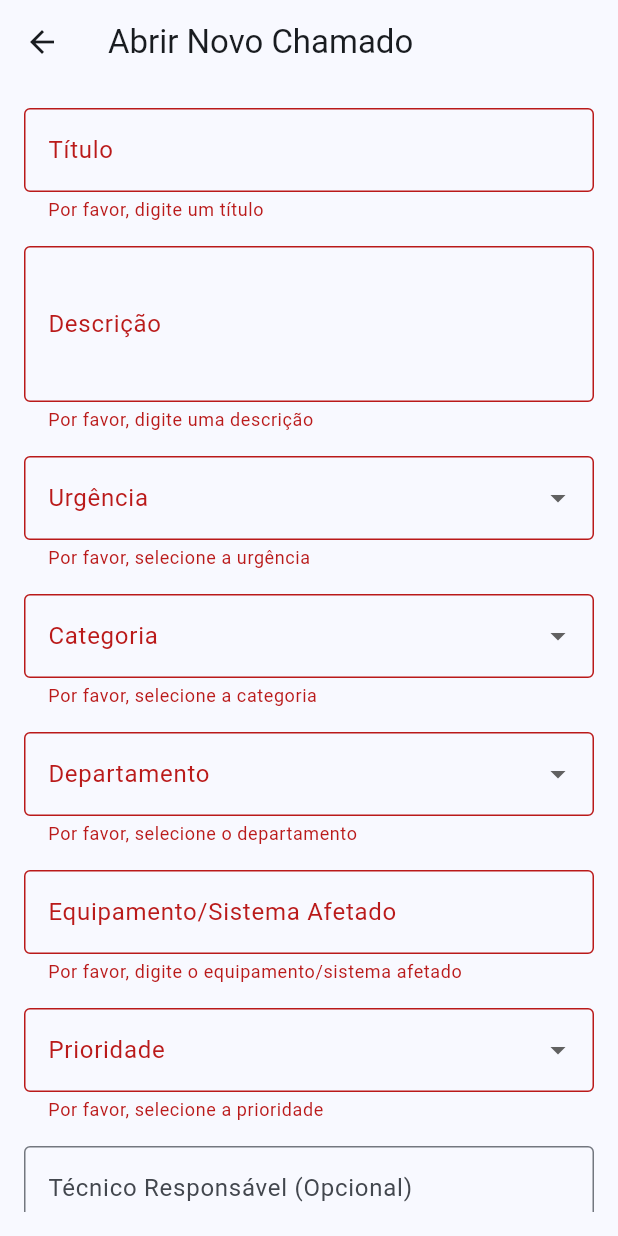
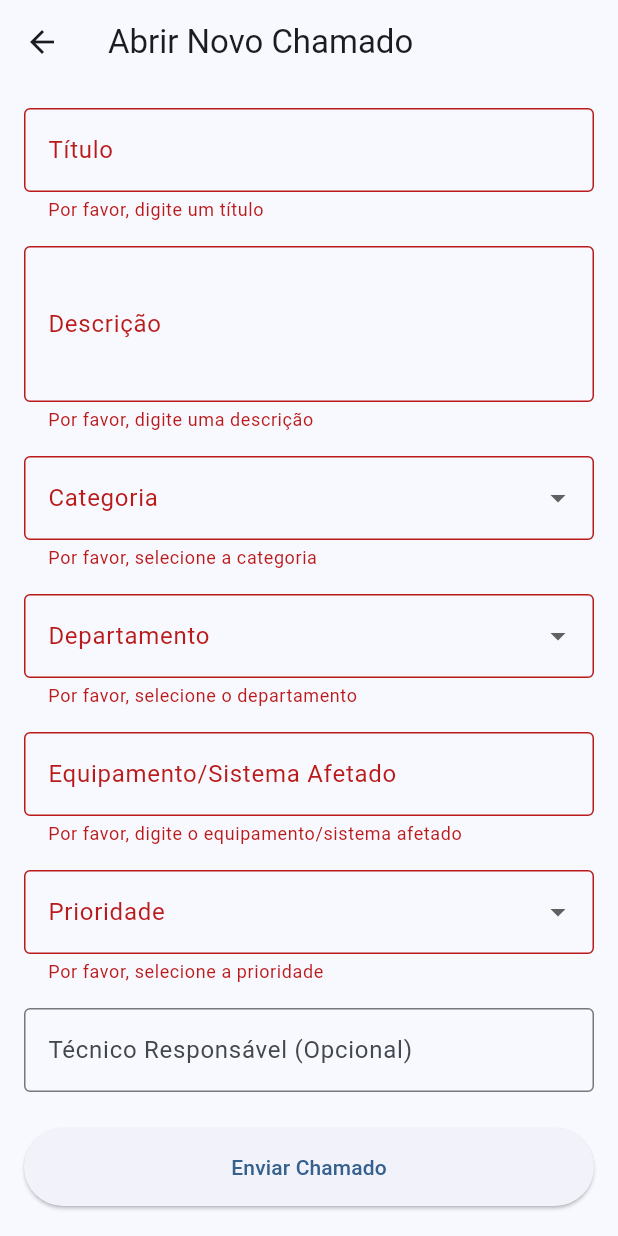
Before and after one commit to petersonhernandez4495/AtendimentoTISUPER, a Flutter app: the NovoChamadoScreen screen opened directly, after a tap on "Enviar Chamado", on a phone screen of 412 x 824 dp. Run offline on Flutter 3.47's test engine with Material 3 defaults, Android fonts, the phone set to English and light mode, and no system bars; our stand-ins replace cloud_firestore, firebase_auth, firebase_core; accounts and stored records are empty.

Commit message:
Update novo_chamado_screen.dart

```diff
--- a/atendimento_ti_seduc/lib/novo_chamado_screen.dart
+++ b/atendimento_ti_seduc/lib/novo_chamado_screen.dart
@@ -1,6 +1,10 @@
 // lib/novo_chamado_screen.dart
+import 'package:atendimento_ti_seduc/lista_chamados_screen.dart'; // <--- IMPORT ADICIONADO
 import 'package:flutter/material.dart';
 import 'package:cloud_firestore/cloud_firestore.dart';
+// Importe a tela da lista de chamados para poder navegar para ela
+// Certifique-se que o caminho do import está correto
+// import 'lista_chamados_screen.dart';
 
 class NovoChamadoScreen extends StatefulWidget {
   const NovoChamadoScreen({super.key});
@@ -11,65 +15,109 @@ class NovoChamadoScreen extends StatefulWidget {
 
 class _NovoChamadoScreenState extends State<NovoChamadoScreen> {
   final _formKey = GlobalKey<FormState>();
+  // Controllers e variáveis de estado (mantidos do seu código)
   final _tituloController = TextEditingController();
   final _descricaoController = TextEditingController();
-  String? _urgenciaSelecionada; // Mantendo Urgência por enquanto
+  String? _urgenciaSelecionada; // Você pode remover 'Urgência' se 'Prioridade' for suficiente
   String? _categoriaSelecionada;
   String? _departamentoSelecionado;
   final _equipamentoController = TextEditingController();
   String? _prioridadeSelecionada;
-  final _tecnicoResponsavelController = TextEditingController();
+  final _tecnicoResponsavelController = TextEditingController(); // Opcional
 
+  // Listas para Dropdowns (mantidas do seu código)
   final List<String> _niveisUrgencia = ['Baixa', 'Média', 'Alta'];
   final List<String> _categorias = ['Hardware', 'Software', 'Rede', 'Acesso', 'Outro'];
   final List<String> _departamentos = [
-    'Lotação',
-    'Recursos Humanos',
-    'GFISC',
-    'NTE',
-    'Transporte Escolar',
-    'ADM/Financeiro/Nutrição',
-    'LIE',
-    'Inspeção Escolar',
-    'Pedagógico',
+    'Lotação', 'Recursos Humanos', 'GFISC', 'NTE', 'Transporte Escolar',
+    'ADM/Financeiro/Nutrição', 'LIE', 'Inspeção Escolar', 'Pedagógico',
   ];
+  // Ajuste: Prioridade pode ser diferente de Urgência. Mantenha ambas se necessário.
   final List<String> _prioridades = ['Baixa', 'Média', 'Alta', 'Crítica'];
 
+  // Dispose controllers quando o widget for descartado
+  @override
+  void dispose() {
+    _tituloController.dispose();
+    _descricaoController.dispose();
+    _equipamentoController.dispose();
+    _tecnicoResponsavelController.dispose();
+    super.dispose();
+  }
+
+  // Função atualizada para enviar chamado
   Future<void> _enviarChamado() async {
+    // 1. Valida o formulário
     if (_formKey.currentState!.validate()) {
-      final chamadosCollection = FirebaseFirestore.instance.collection('chamados');
+      // 2. Mostra diálogo de carregamento
+      showDialog(
+        context: context,
+        barrierDismissible: false,
+        builder: (BuildContext context) {
+          return const Dialog(
+            child: Padding(
+              padding: EdgeInsets.all(20.0),
+              child: Row(
+                mainAxisSize: MainAxisSize.min,
+                children: [
+                  CircularProgressIndicator(),
+                  SizedBox(width: 20),
+                  Text("Enviando chamado..."),
+                ],
+              ),
+            ),
+          );
+        },
+      );
+
+      // 3. Prepara os dados para o Firestore
+      final dadosChamado = {
+        'titulo': _tituloController.text.trim(),
+        'descricao': _descricaoController.text.trim(),
+        // 'urgencia': _urgenciaSelecionada, // Descomente se ainda usar urgência
+        'categoria': _categoriaSelecionada,
+        'departamento': _departamentoSelecionado,
+        'equipamento': _equipamentoController.text.trim(),
+        'prioridade': _prioridadeSelecionada, // Usando prioridade
+        'tecnico_responsavel': _tecnicoResponsavelController.text.trim().isEmpty
+            ? null // Salva null se vazio
+            : _tecnicoResponsavelController.text.trim(),
+        'status': 'aberto', // Status inicial
+        'data_criacao': FieldValue.serverTimestamp(), // Usa timestamp do servidor
+        'data_atualizacao': FieldValue.serverTimestamp(), // Data da última atualização
+        // 'userId': FirebaseAuth.instance.currentUser?.uid, // Exemplo: Adicionar ID do usuário logado
+      };
+
+      // 4. Tenta salvar no Firestore
       try {
-        await chamadosCollection.add({
-          'titulo': _tituloController.text.trim(),
-          'descricao': _descricaoController.text.trim(),
-          'urgencia': _urgenciaSelecionada,
-          'categoria': _categoriaSelecionada,
-          'departamento': _departamentoSelecionado,
-          'equipamento': _equipamentoController.text.trim(),
-          'prioridade': _prioridadeSelecionada,
-          'tecnico_responsavel': _tecnicoResponsavelController.text.trim(),
-          'status': 'aberto',
-          'data_criacao': Timestamp.now(),
-          // Adicione o ID do usuário logado aqui posteriormente
-        });
-        ScaffoldMessenger.of(context).showSnackBar(const SnackBar(content: Text('Chamado aberto com sucesso!')));
-        _tituloController.clear();
-        _descricaoController.clear();
-        _equipamentoController.clear();
-        _tecnicoResponsavelController.clear();
-        setState(() {
-          _urgenciaSelecionada = null;
-          _categoriaSelecionada = null;
-          _departamentoSelecionado = null;
-          _prioridadeSelecionada = null;
-        });
+        final chamadosCollection = FirebaseFirestore.instance.collection('chamados');
+        await chamadosCollection.add(dadosChamado);
 
-        // Navegar de volta para a lista de chamados
-        Navigator.pushReplacementNamed(context, '/lista_chamados');
+        // 5. Fecha o diálogo de carregamento (SUCESSO)
+        // Usar rootNavigator: true é importante para fechar diálogos sobrepostos
+        if (mounted) Navigator.of(context, rootNavigator: true).pop();
 
+        // 6. Mostra mensagem de sucesso
+        if (mounted) {
+          ScaffoldMessenger.of(context).showSnackBar(
+              const SnackBar(content: Text('Chamado aberto com sucesso!')));
+
+          // 7. Navega para a Lista de Chamados, removendo as telas anteriores
+          Navigator.of(context).pushAndRemoveUntil(
+            MaterialPageRoute(builder: (context) => const ListaChamadosScreen()),
+            (Route<dynamic> route) => false, // Remove todas as rotas anteriores
+          );
+        }
       } catch (error) {
+        // 5. Fecha o diálogo de carregamento (ERRO)
+        if (mounted) Navigator.of(context, rootNavigator: true).pop();
+
+        // 6. Mostra mensagem de erro
         print('Erro ao abrir chamado: $error');
-        ScaffoldMessenger.of(context).showSnackBar(const SnackBar(content: Text('Erro ao abrir chamado. Tente novamente.')));
+        if (mounted) {
+          ScaffoldMessenger.of(context).showSnackBar(const SnackBar(
+              content: Text('Erro ao abrir chamado. Tente novamente.')));
+        }
       }
     }
   }
@@ -84,10 +132,11 @@ class _NovoChamadoScreenState extends State<NovoChamadoScreen> {
         padding: const EdgeInsets.all(16.0),
         child: Form(
           key: _formKey,
-          child: SingleChildScrollView( // Para evitar overflow em telas menores
+          child: SingleChildScrollView( // Mantido para evitar overflow
             child: Column(
               crossAxisAlignment: CrossAxisAlignment.stretch,
               children: <Widget>[
+                // --- Campos do Formulário (mantidos do seu código) ---
                 TextFormField(
                   controller: _tituloController,
                   decoration: const InputDecoration(labelText: 'Título', border: OutlineInputBorder()),
@@ -100,15 +149,17 @@ class _NovoChamadoScreenState extends State<NovoChamadoScreen> {
                   decoration: const InputDecoration(labelText: 'Descrição', border: OutlineInputBorder()),
                   validator: (value) => value == null || value.isEmpty ? 'Por favor, digite uma descrição' : null,
                 ),
-                const SizedBox(height: 16.0),
-                DropdownButtonFormField<String>(
-                  decoration: const InputDecoration(labelText: 'Urgência', border: OutlineInputBorder()),
-                  value: _urgenciaSelecionada,
-                  items: _niveisUrgencia.map((value) => DropdownMenuItem(value: value, child: Text(value))).toList(),
-                  onChanged: (newValue) => setState(() => _urgenciaSelecionada = newValue),
-                  validator: (value) => value == null || value.isEmpty ? 'Por favor, selecione a urgência' : null,
-                ),
-                const SizedBox(height: 16.0),
+                 const SizedBox(height: 16.0),
+                // Removi o Dropdown de Urgência, assumindo que Prioridade é suficiente.
+                // Se precisar de ambos, descomente e ajuste.
+                // DropdownButtonFormField<String>(
+                //   decoration: const InputDecoration(labelText: 'Urgência', border: OutlineInputBorder()),
+                //   value: _urgenciaSelecionada,
+                //   items: _niveisUrgencia.map((value) => DropdownMenuItem(value: value, child: Text(value))).toList(),
+                //   onChanged: (newValue) => setState(() => _urgenciaSelecionada = newValue),
+                //   validator: (value) => value == null || value.isEmpty ? 'Por favor, selecione a urgência' : null,
+                // ),
+                // const SizedBox(height: 16.0),
                 DropdownButtonFormField<String>(
                   decoration: const InputDecoration(labelText: 'Categoria', border: OutlineInputBorder()),
                   value: _categoriaSelecionada,
@@ -120,7 +171,17 @@ class _NovoChamadoScreenState extends State<NovoChamadoScreen> {
                 DropdownButtonFormField<String>(
                   decoration: const InputDecoration(labelText: 'Departamento', border: OutlineInputBorder()),
                   value: _departamentoSelecionado,
-                  items: _departamentos.map((value) => DropdownMenuItem(value: value, child: Text(value))).toList(),
+                  // Melhora para o Dropdown não cortar texto longo
+                  isExpanded: true, // Permite que o item ocupe mais espaço horizontal
+                   items: _departamentos.map((String value) {
+                    return DropdownMenuItem<String>(
+                      value: value,
+                      child: Text(
+                        value,
+                        overflow: TextOverflow.ellipsis, // Adiciona '...' se for muito longo
+                      ),
+                    );
+                  }).toList(),
                   onChanged: (newValue) => setState(() => _departamentoSelecionado = newValue),
                   validator: (value) => value == null || value.isEmpty ? 'Por favor, selecione o departamento' : null,
                 ),
@@ -142,9 +203,13 @@ class _NovoChamadoScreenState extends State<NovoChamadoScreen> {
                 TextFormField(
                   controller: _tecnicoResponsavelController,
                   decoration: const InputDecoration(labelText: 'Técnico Responsável (Opcional)', border: OutlineInputBorder()),
+                  // Sem validação obrigatória para campo opcional
                 ),
                 const SizedBox(height: 24.0),
                 ElevatedButton(
+                  style: ElevatedButton.styleFrom(
+                    padding: const EdgeInsets.symmetric(vertical: 16.0) // Botão um pouco maior
+                  ),
                   onPressed: _enviarChamado,
                   child: const Text('Enviar Chamado'),
                 ),
```
